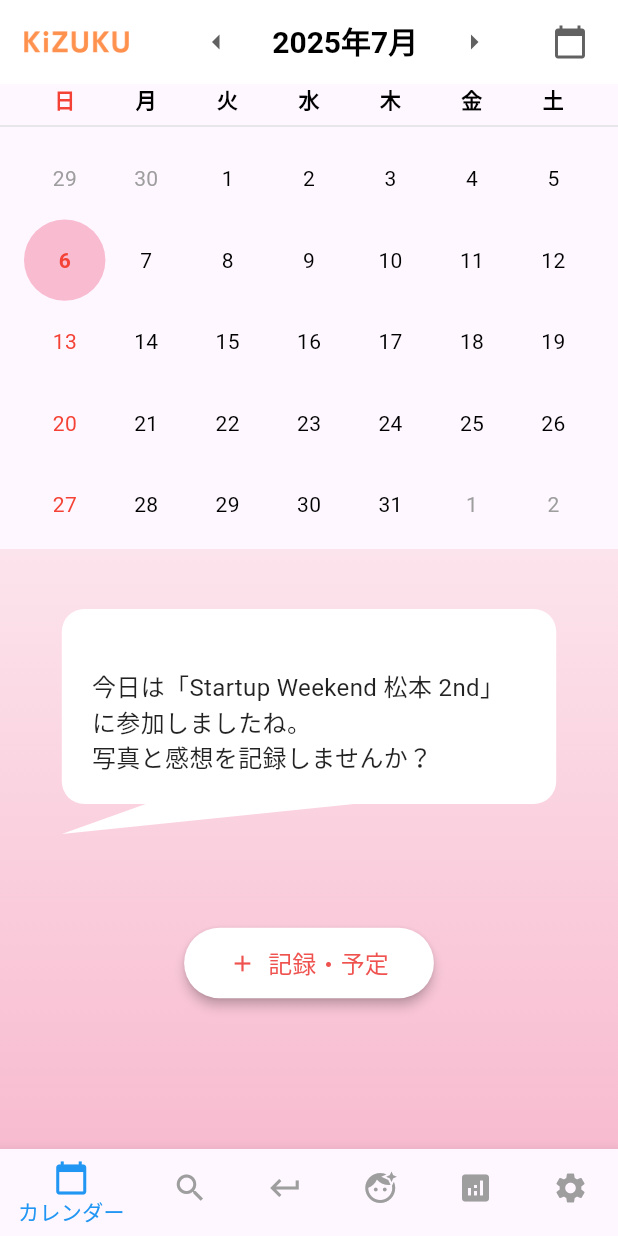
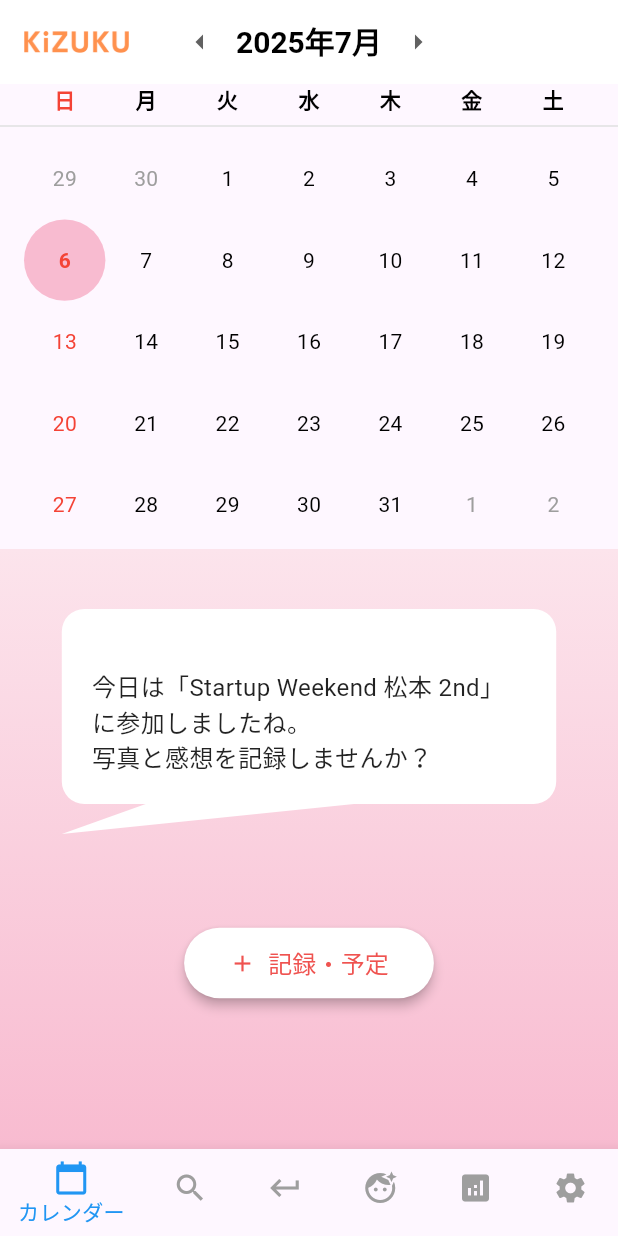
Before and after one commit to yukinkomob/Gakush, a Flutter app: the screen it shows after launch, on a phone screen of 412 x 824 dp. Run offline on Flutter 3.47's test engine with Material 3 defaults, Android fonts, the phone set to English and light mode, and no system bars; our stand-ins replace fl_chart.

Commit message:
カレンダーのトップバーを修正

```diff
--- a/lib/screens/calendar_screen.dart
+++ b/lib/screens/calendar_screen.dart
@@ -28,7 +28,9 @@ class CalendarScreen extends StatelessWidget {
               width: 70,  // 画像の幅（適宜調整）
               // fit: BoxFit.contain, // 必要に応じてフィットさせる
             ),
-            SizedBox(width: 8), // 画像と左矢印の間に少しスペースを空ける
+            Row(
+              mainAxisAlignment: MainAxisAlignment.center,
+              children: [
                 IconButton(
                   icon: Icon(Icons.arrow_left, color: Colors.grey[700]),
                   onPressed: () {},
@@ -47,13 +49,9 @@ class CalendarScreen extends StatelessWidget {
                 ),
               ],
             ),
-        actions: [
-          IconButton(
-            icon: Icon(Icons.calendar_today, color: Colors.grey[700]),
-            onPressed: () {},
+            SizedBox(width: 70)
+          ],
         ),
-          SizedBox(width: 8), // Padding for the icon
-        ],
       ),
       body: Column(
         children: [
```
Lines whose indentation alone changed are shown as unchanged.
